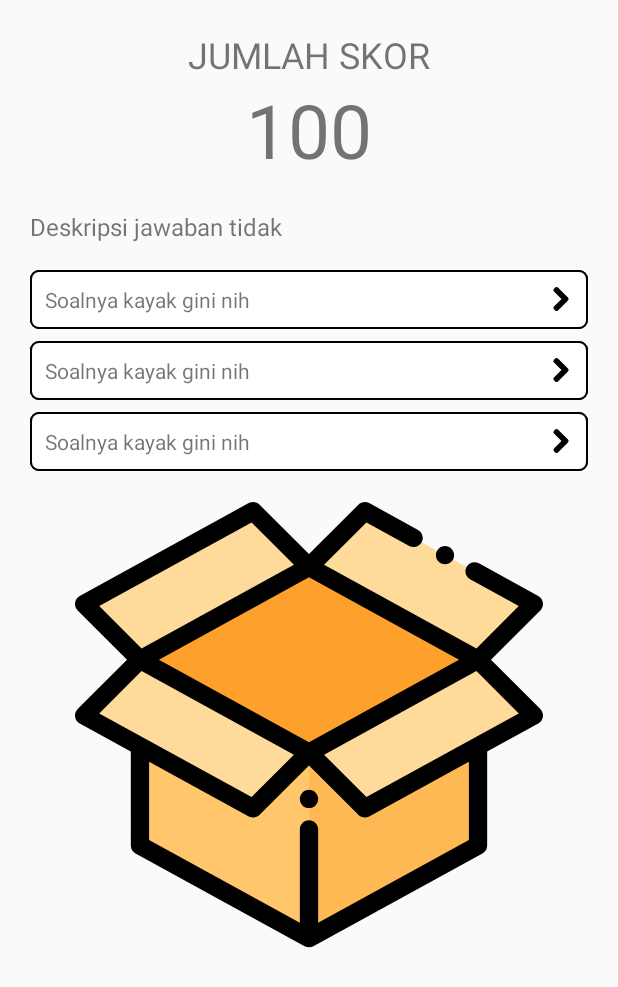
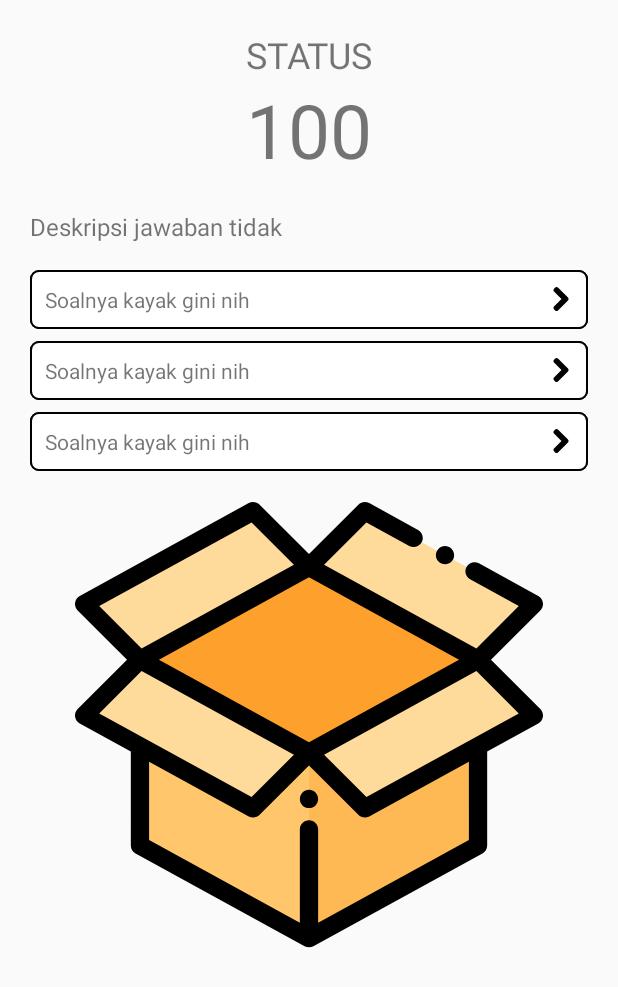
Before and after one commit to iavtamvan/IPB-STUNTING-TESIS-ANDROID, an Android app: the layout activity_hasil.xml on its own in the app's theme, with its tools: preview values and no code run, on a phone screen of 412 x 824 dp. Shown: the top 987 px of the screen. Run offline under Robolectric (Android 15) with nearby library versions, the light colour scheme and no system bars.

Commit message:
Update and hide skor

```diff
--- a/app/src/main/res/layout/activity_hasil.xml
+++ b/app/src/main/res/layout/activity_hasil.xml
@@ -11,7 +11,7 @@
         android:id="@+id/hasil_tv_judul_jumlah_skor"
         android:layout_width="wrap_content"
         android:layout_height="wrap_content"
-        android:text="JUMLAH SKOR"
+        android:text="STATUS"
         android:textSize="24sp"
         app:layout_constraintLeft_toLeftOf="parent"
         app:layout_constraintRight_toRightOf="parent"
--- a/app/src/main/res/layout/activity_kuis.xml
+++ b/app/src/main/res/layout/activity_kuis.xml
@@ -24,6 +24,7 @@
         android:text="Soal ke : "
         android:textColor="#000"
         android:textSize="14sp"
+        android:visibility="gone"
         app:layout_constraintRight_toRightOf="parent"
         app:layout_constraintTop_toTopOf="parent" />
 
@@ -77,9 +78,9 @@
         android:layout_width="0dp"
         android:layout_height="wrap_content"
         android:layout_marginTop="20dp"
-        android:padding="10dp"
         android:background="@drawable/border_tv_jawaban_tidak"
         android:gravity="center"
+        android:padding="10dp"
         android:text="LANJUT"
         android:textColor="#000"
         android:textSize="20sp"
```
Also changed, not shown: app/src/main/java/com/iav/ipb/ui/kuis/HasilActivity.kt (+15 -6 lines).
